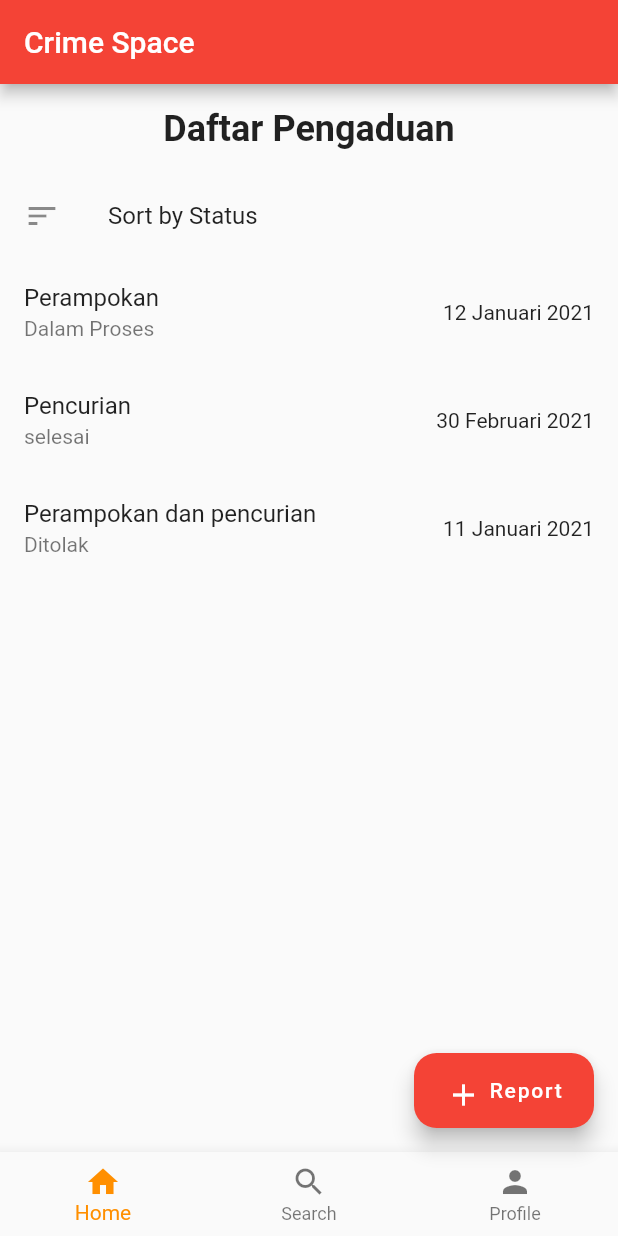
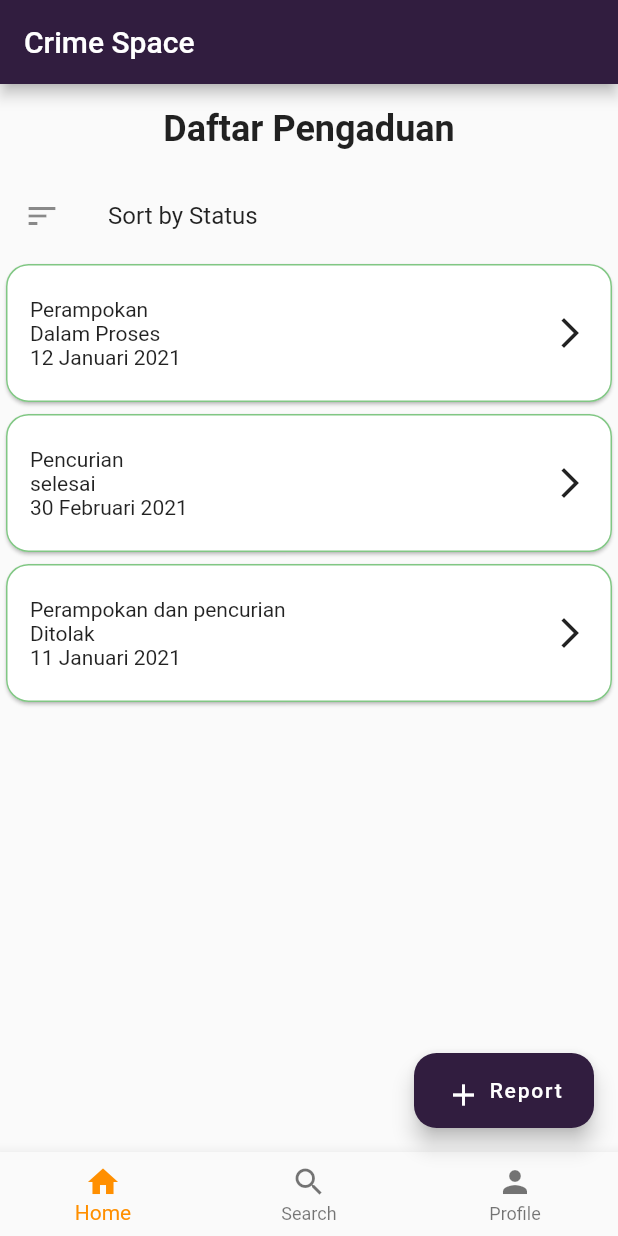
Before and after one commit to hacker-google/client, a Flutter app: the screen it shows after launch, on a phone screen of 412 x 824 dp. Run offline on Flutter 3.47's test engine with Material 2 defaults, Android fonts, the phone set to English and light mode, and no system bars; missing offline and left inert: pbp_django_auth.

Commit message:
create card in report page

```diff
--- a/lib/views/pages/report/_report.dart
+++ b/lib/views/pages/report/_report.dart
@@ -1,7 +1,7 @@
 import 'dart:math';
 
 import 'package:flutter/material.dart';
-import '../../widgets/navbar/_navbar.dart';
+import '../../widgets/_widgets.dart';
 
 part 'daftar_pengaduan.dart';
 part 'tambah_pengaduan.dart';
--- a/lib/views/pages/report/daftar_pengaduan.dart
+++ b/lib/views/pages/report/daftar_pengaduan.dart
@@ -34,6 +34,7 @@ class _ReportPageState extends State<ReportPage> {
     return Scaffold(
       appBar: AppBar(
         title: const Text('Crime Space'),
+        backgroundColor: const Color(0xFF311D3F),
       ),
       body: Column(
         children: [
@@ -51,16 +52,14 @@ class _ReportPageState extends State<ReportPage> {
             leading: Icon(Icons.sort),
             title: Text('Sort by Status'),
           ),
-          SizedBox(
-            // get the maximum of height of the screen
-            height: MediaQuery.of(context).size.height - 500,
+          Expanded(
             child: ListView.builder(
               itemCount: _reports.length,
               itemBuilder: (BuildContext context, int index) {
-                return ListTile(
-                  title: Text(_reports[index]['title']),
-                  subtitle: Text(_reports[index]['proses']),
-                  trailing: Text(_reports[index]['tanggal']),
+                return MyCard(
+                  title: _reports[index]['title'],
+                  status: _reports[index]['proses'],
+                  date: _reports[index]['tanggal'],
                 );
               },
             ),
@@ -74,6 +73,7 @@ class _ReportPageState extends State<ReportPage> {
           onPressed: () {},
           shape: const RoundedRectangleBorder(
               borderRadius: BorderRadius.all(Radius.circular(15.0))),
+          backgroundColor: const Color(0xFF311D3F),
           child: const Padding(
             padding: EdgeInsets.all(16.0),
             child: Row(
--- a/lib/views/widgets/card/card.dart
+++ b/lib/views/widgets/card/card.dart
@@ -9,17 +9,39 @@ class MyCard extends StatefulWidget {
 }
 
 class _MyCardState extends State<MyCard> {
-  String _title = '';
-  String _status = '';
-  String _date = '';
-
   @override
   Widget build(BuildContext context) {
-    return Card(
-      child: ListTile(
-        title: Text(_title),
-        subtitle: Text(_status),
-        trailing: Text(_date),
+    return SizedBox(
+      height: 100,
+      child: Card(
+        shape: RoundedRectangleBorder(
+          side: BorderSide(
+            color: Colors.green.shade300,
+          ),
+          borderRadius: BorderRadius.circular(15.0),
+        ),
+        child: Padding(
+          padding: const EdgeInsets.all(16.0),
+          child: Row(
+            mainAxisAlignment: MainAxisAlignment.spaceBetween,
+            children: [
+              Column(
+                  mainAxisAlignment: MainAxisAlignment.center,
+                  crossAxisAlignment: CrossAxisAlignment.start,
+                  children: [
+                    Text(widget.title!),
+                    Text(widget.status!),
+                    Text(widget.date!),
+                  ]),
+              const Icon(Icons.arrow_forward_ios),
+            ],
+          ),
+        ),
+        // ListTile(
+        //   title: Text(widget.title!),
+        //   subtitle: Text(widget.status!),
+        //   trailing: Text(widget.date!),
+        // ),
       ),
     );
   }
```
